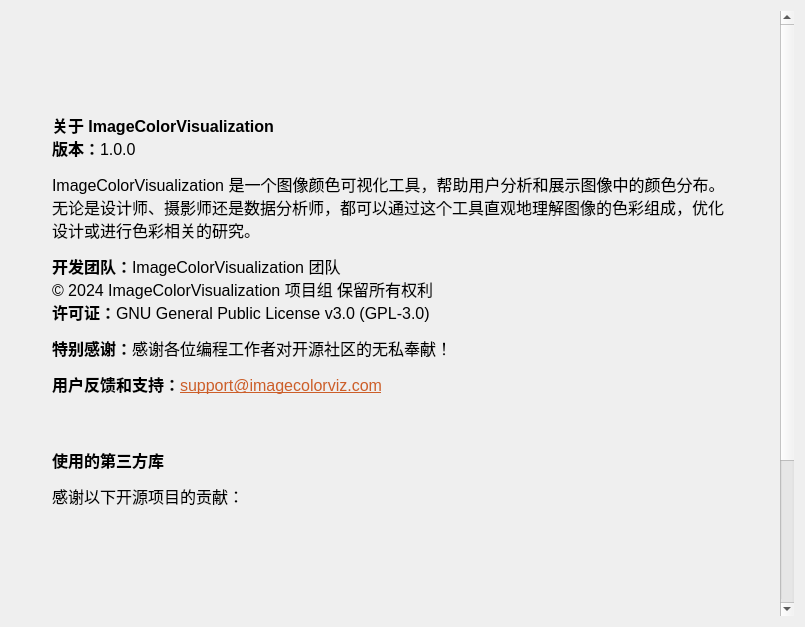
Before: the Qt Designer form resource/ui/InfoPage.ui in MidnightCrowing/ImageColorVisualization, drawn with Qt 5.
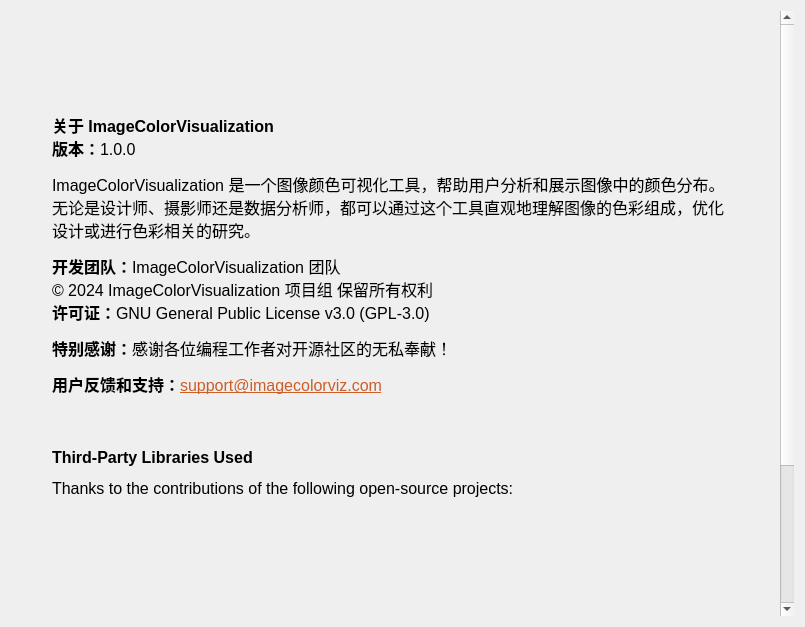
After: the same form once the commit is applied. Icons and pictures are not drawn. Custom widgets are drawn as their Qt base class.

The edit to the form file:
```diff
--- a/resource/ui/InfoPage.ui
+++ b/resource/ui/InfoPage.ui
@@ -34,7 +34,7 @@
         <x>0</x>
         <y>0</y>
         <width>770</width>
-        <height>928</height>
+           <height>927</height>
        </rect>
       </property>
       <property name="styleSheet">
@@ -233,7 +233,11 @@
              <item>
               <widget class="BodyLabel" name="label_2">
                <property name="text">
-                <string>&lt;html&gt;&lt;head/&gt;&lt;body&gt;&lt;p&gt;&lt;span style=&quot; font-size:12pt; font-weight:700;&quot;&gt;使用的第三方库&lt;/span&gt;&lt;/p&gt;&lt;p&gt;&lt;span style=&quot; font-size:12pt;&quot;&gt;感谢以下开源项目的贡献： &lt;/span&gt;&lt;/p&gt;&lt;/body&gt;&lt;/html&gt;</string>
+                   <string>&lt;html&gt;&lt;head/&gt;&lt;body&gt;&lt;p&gt;&lt;span style=&quot; font-size:12pt;
+                       font-weight:700;&quot;&gt;Third-Party Libraries Used&lt;/span&gt;&lt;/p&gt;&lt;p&gt;&lt;span
+                       style=&quot; font-size:12pt;&quot;&gt;Thanks to the contributions of the following open-source
+                       projects: &lt;/span&gt;&lt;/p&gt;&lt;/body&gt;&lt;/html&gt;
+                   </string>
                </property>
               </widget>
              </item>
@@ -601,6 +605,11 @@
  <customwidgets>
   <customwidget>
    <class>StrongBodyLabel</class>
+      <extends>QLabel</extends>
+      <header>qfluentwidgets</header>
+  </customwidget>
+     <customwidget>
+         <class>ImageLabel</class>
    <extends>QLabel</extends>
    <header>qfluentwidgets</header>
   </customwidget>
@@ -615,11 +624,6 @@
    <extends>QLabel</extends>
    <header>qfluentwidgets</header>
   </customwidget>
-  <customwidget>
-   <class>ImageLabel</class>
-   <extends>QLabel</extends>
-   <header>qfluentwidgets</header>
-  </customwidget>
   <customwidget>
    <class>SimpleCardWidget</class>
    <extends>QFrame</extends>
```
Left out of the diff: 10 changed lines with no effect on the pictures.
